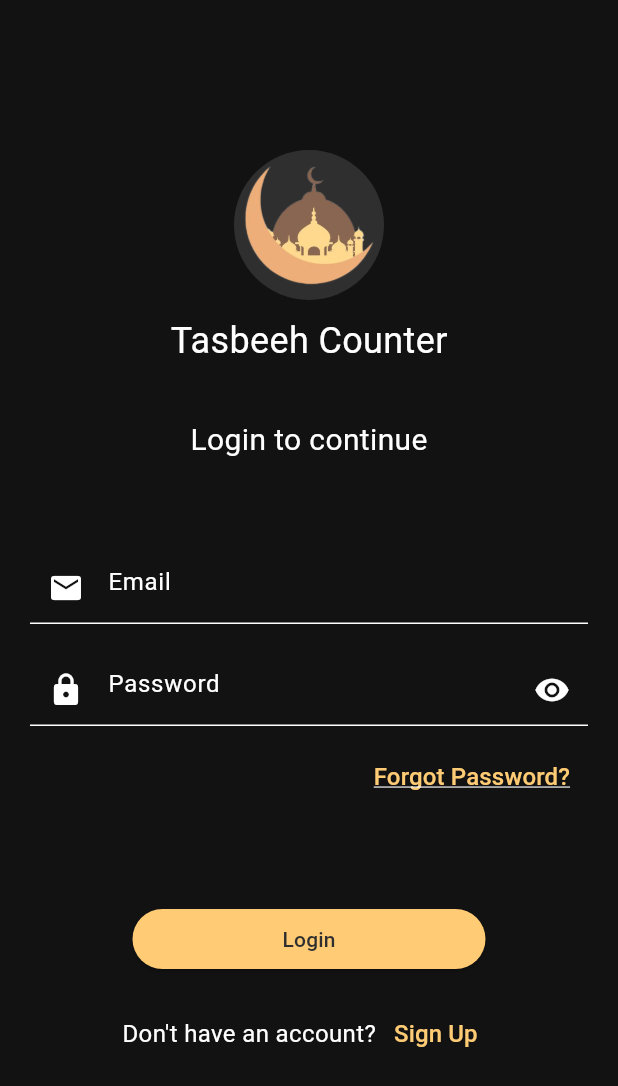
After one commit to saadshd/login_ui, a Flutter app: the screen it shows after launch, after a tap on "UI 3", on a phone screen of 412 x 824 dp. The commit adds this screen. Shown: the top 1086 px of the screen. Run offline on Flutter 3.47's test engine with Material 2 defaults, Android fonts, the phone set to English and light mode, and no system bars.

Commit message:
login/signup ui 3

```diff
--- /dev/null
+++ b/lib/03_loginUI/constants.dart
@@ -0,0 +1,29 @@
+import 'package:flutter/material.dart';
+
+const Color kskin = Color(0xFFFFCB74);
+// const Color kskin2 = Color(0xFFFFd369);
+const Color kblack = Color(0xff2f2f2f);
+// const Color kblack2 = Color(0xff222831);
+
+const klg = TextStyle(
+  fontSize: 24,
+);
+
+const klg1 = TextStyle(
+  fontSize: 20,
+);
+
+const kmd = TextStyle(
+  fontSize: 16,
+);
+
+const kmd1 = TextStyle(
+  fontSize: 16,
+  color: kskin,
+);
+
+const kmd2 = TextStyle(
+  fontSize: 16,
+  color: kskin,
+  decoration: TextDecoration.underline,
+);
--- /dev/null
+++ b/lib/03_loginUI/login.dart
@@ -0,0 +1,140 @@
+import 'package:flutter/material.dart';
+import 'package:login_ui/03_loginUI/constants.dart';
+import 'package:login_ui/03_loginUI/signup.dart';
+
+class LoginThree extends StatefulWidget {
+  const LoginThree({Key? key}) : super(key: key);
+
+  @override
+  State<LoginThree> createState() => _LoginThreeState();
+}
+
+class _LoginThreeState extends State<LoginThree> {
+
+  bool isObscure = true;
+  final formKey = GlobalKey<FormState>();
+  final TextEditingController emailController = TextEditingController();
+  final TextEditingController passwordController = TextEditingController();
+
+  @override
+  Widget build(BuildContext context) {
+    return MaterialApp(
+      debugShowCheckedModeBanner: false,
+      theme: ThemeData(
+        useMaterial3: true,
+        colorScheme: const ColorScheme.dark(
+          primary: kskin,
+        ),
+      ),
+      home: Scaffold(
+        // backgroundColor: kblack,
+        body: SingleChildScrollView(
+          child: Column(
+            children: [
+              const SizedBox(height: 100,),
+              Column(
+                children: const [
+                  CircleAvatar(
+                    radius: 50,
+                    backgroundColor: kblack,
+                    backgroundImage: AssetImage('images/little.png'),
+                  ),
+                  SizedBox(height: 10),
+                  Text(
+                    'Tasbeeh Counter',
+                    style: klg,
+                  ),
+                ],
+              ),
+
+              const SizedBox(height: 35,),
+              const Text('Login to continue',
+                style: klg1,),
+
+              Padding(
+                padding: const EdgeInsets.symmetric(vertical: 60, horizontal: 20),
+                child: Form(
+                  key: formKey,
+                  child: Column(
+                    children: [
+                      TextFormField(
+                        decoration: const InputDecoration(
+                          border: UnderlineInputBorder(),
+                          hintText: 'Email',
+                          prefixIcon: Icon(Icons.email),
+                        ),
+                        controller: emailController,
+                      ),
+
+                      const SizedBox(height: 20,),
+                      TextFormField(
+                        decoration: InputDecoration(
+                          border: const UnderlineInputBorder(),
+                          hintText: 'Password',
+                          prefixIcon: const Icon(Icons.lock),
+                          suffixIcon: IconButton(
+                            icon: Icon(
+                              isObscure ? Icons.visibility : Icons.visibility_off,
+                            ),
+                            onPressed: () {
+                              setState(() {
+                                isObscure = !isObscure;
+                              });
+                            },
+                          ),
+                        ),
+                        obscureText: isObscure,
+                        controller: passwordController,
+                      ),
+
+                      const SizedBox(height: 10,),
+                      Row(
+                        mainAxisAlignment: MainAxisAlignment.end,
+                        children: [
+                          TextButton(
+                            onPressed: () { },
+                            child: const Text('Forgot Password?',
+                              style: kmd2,
+                            ),
+                          ),
+                        ],
+                      ),
+                      const SizedBox(height: 60,),
+                      ElevatedButton(
+                        onPressed: () {},
+                        style: ElevatedButton.styleFrom(
+                          padding: const EdgeInsets.symmetric(vertical:  10,horizontal: 100),
+                          foregroundColor: kblack,
+                          backgroundColor: kskin,
+                        ),
+                        child: const Text('Login'),
+                      ),
+                      const SizedBox(height: 15,),
+                      Row(
+                        mainAxisAlignment: MainAxisAlignment.center,
+                        children: [
+                          const Text("Don't have an account?",
+                            style: kmd,),
+                          TextButton(
+                            onPressed: () {
+                              Navigator.push(
+                                context,
+                                MaterialPageRoute(builder: (context) => const SignupThree()),
+                              );
+                            },
+                            child: const Text('Sign Up',
+                              style: kmd1,),
+                          ),
+                        ],
+                      ),
+                    ],
+                  ),
+                ),
+              ),
+            ],
+          ),
+        ),
+      ),
+    );
+  }
+}
--- a/lib/homescreen.dart
+++ b/lib/homescreen.dart
@@ -18,6 +18,7 @@ class _HomeScreenState extends State<HomeScreen> {
         children: [
           MyListTile(title: 'UI 1', onTap: () {Navigator.pushNamed(context, '/01');}),
           MyListTile(title: 'UI 2', onTap: () {Navigator.pushNamed(context, '/02');}),
+          MyListTile(title: 'UI 3', onTap: () {Navigator.pushNamed(context, '/03');}),
         ],
       ),
     );
--- a/lib/main.dart
+++ b/lib/main.dart
@@ -1,6 +1,7 @@
 import 'package:flutter/material.dart';
 import 'package:login_ui/01_loginUI/login.dart';
 import 'package:login_ui/02_loginUI/login.dart';
+import 'package:login_ui/03_loginUI/login.dart';
 import 'package:login_ui/homescreen.dart';
 
 
@@ -15,7 +16,7 @@ class MyApp extends StatelessWidget {
   Widget build(BuildContext context) {
     return MaterialApp(
       debugShowCheckedModeBanner: false,
-      title: 'Flutter Demo',
+      title: 'Login/Signup UI',
       theme: ThemeData(
         useMaterial3: true,
         primarySwatch: Colors.indigo,
@@ -25,6 +26,7 @@ class MyApp extends StatelessWidget {
         '/': (context) => const HomeScreen(),
         '/01': (context) => const LoginUI(),
         '/02': (context) => const ManagerLogin(),
+        '/03': (context) => const LoginThree(),
       },
     );
   }
```
Also changed, not shown: lib/03_loginUI/signup.dart (added, +127 -0 lines), images/little.png (added).
